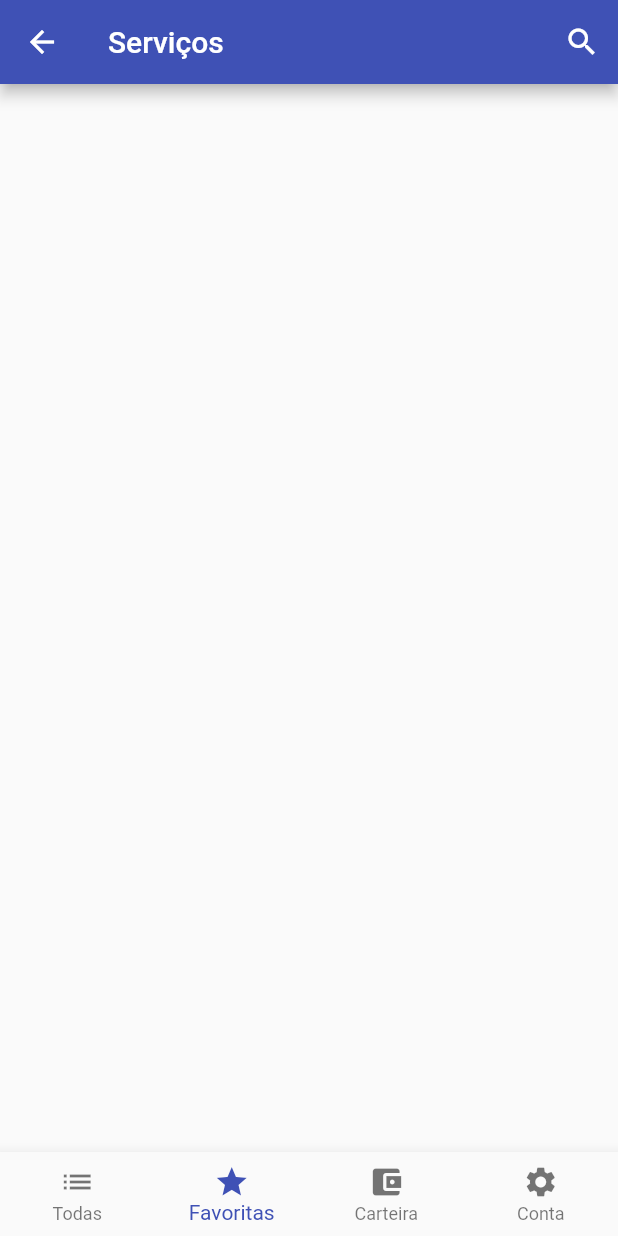
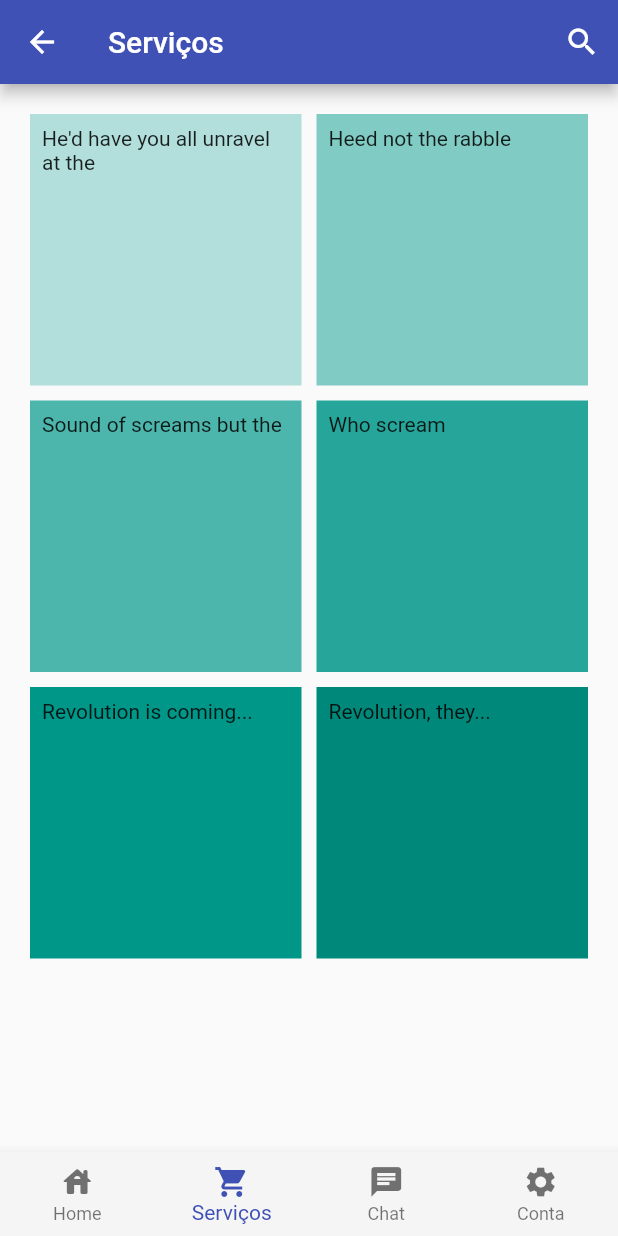
Before and after one commit to ygamachado/busca_facil, a Flutter app: the HomePage screen opened directly, swiped to page 2, on a phone screen of 412 x 824 dp. Run offline on Flutter 3.47's test engine with Material 2 defaults, Android fonts, the phone set to English and light mode, and no system bars; our stand-ins replace firebase_core, hive, hive_flutter, shared_preferences, sqflite; accounts and stored records are empty; statements that could not run were skipped.

Commit message:
icones e layout services

```diff
--- a/lib/pages/busca_page.dart
+++ b/lib/pages/busca_page.dart
@@ -17,7 +17,7 @@
 
     return Scaffold(
       appBar: AppBar(
-        title: Text('Kindacode.com'),
+        title: Text('Busca Fácil'),
 
       ),
       body: Container(
--- a/lib/pages/home_page.dart
+++ b/lib/pages/home_page.dart
@@ -49,10 +49,9 @@
         currentIndex: paginaAtual,
         type: BottomNavigationBarType.fixed,
         items: const [
-          BottomNavigationBarItem(icon: Icon(Icons.list), label: 'Todas'),
-          BottomNavigationBarItem(icon: Icon(Icons.star), label: 'Favoritas'),
-          BottomNavigationBarItem(
-              icon: Icon(Icons.account_balance_wallet), label: 'Carteira'),
+          BottomNavigationBarItem(icon: Icon(Icons.house_rounded), label: 'Home'),
+          BottomNavigationBarItem(icon: Icon(Icons.shopping_cart), label: 'Serviços'),
+          BottomNavigationBarItem(icon: Icon(Icons.chat), label: 'Chat'),
           BottomNavigationBarItem(icon: Icon(Icons.settings), label: 'Conta'),
         ],
         onTap: (pagina) {
@@ -62,7 +61,7 @@
             curve: Curves.ease,
           );
         },
-        // backgroundColor: Colors.grey[100],
+         backgroundColor: Colors.grey[100],
       ),
     );
   }
--- a/lib/pages/services_page.dart
+++ b/lib/pages/services_page.dart
@@ -12,6 +12,45 @@
               onPressed: () => Navigator.of(context)
                   .push(MaterialPageRoute(builder: (_) => SearchPage())),
               icon: Icon(Icons.search))
+        ],
+      ),
+      body: GridView.count(
+        primary: false,
+        padding: const EdgeInsets.all(20),
+        crossAxisSpacing: 10,
+        mainAxisSpacing: 10,
+        crossAxisCount: 2,
+        children: <Widget>[
+          Container(
+            padding: const EdgeInsets.all(8),
+            child: const Text("He'd have you all unravel at the"),
+            color: Colors.teal[100],
+          ),
+          Container(
+            padding: const EdgeInsets.all(8),
+            child: const Text('Heed not the rabble'),
+            color: Colors.teal[200],
+          ),
+          Container(
+            padding: const EdgeInsets.all(8),
+            child: const Text('Sound of screams but the'),
+            color: Colors.teal[300],
+          ),
+          Container(
+            padding: const EdgeInsets.all(8),
+            child: const Text('Who scream'),
+            color: Colors.teal[400],
+          ),
+          Container(
+            padding: const EdgeInsets.all(8),
+            child: const Text('Revolution is coming...'),
+            color: Colors.teal[500],
+          ),
+          Container(
+            padding: const EdgeInsets.all(8),
+            child: const Text('Revolution, they...'),
+            color: Colors.teal[600],
+          ),
         ],
       ),
     );
```
Also changed, not shown: 1 other file.
